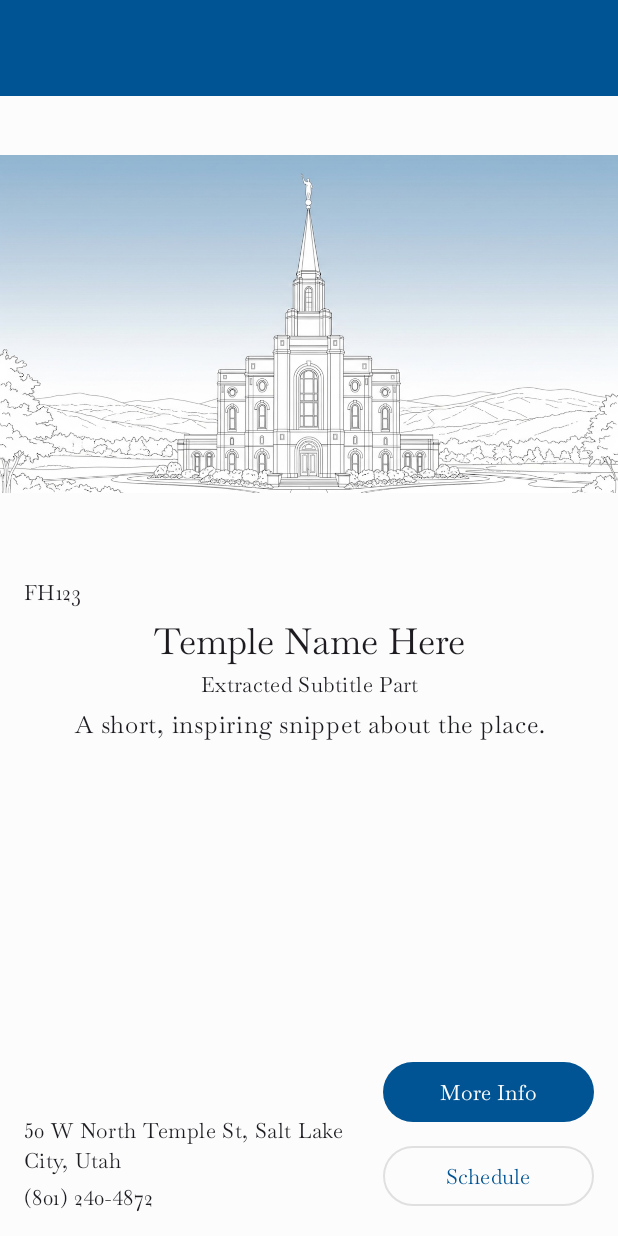
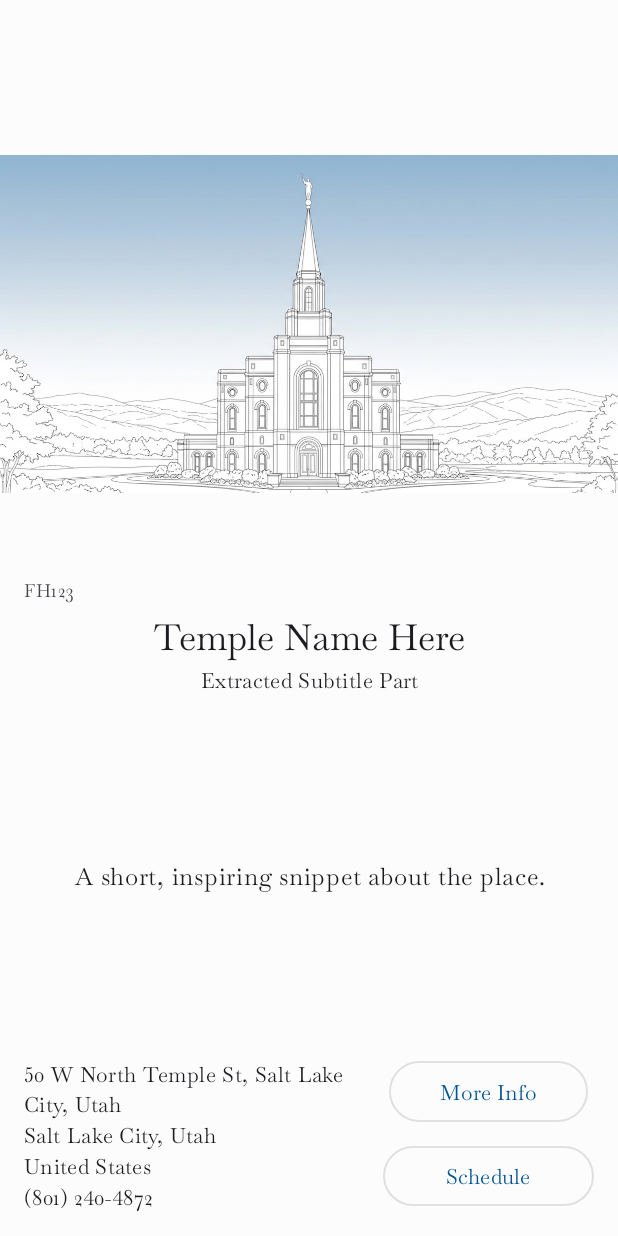
Before and after one commit to dacmann/Holy-Places-Android, an Android app built with Jetpack Compose: the layout fragment_place_detail.xml on its own in the app's theme, with its tools: preview values and no code run, on a phone screen of 412 x 824 dp. Run offline under Robolectric (Android 15) with nearby library versions, the phone set to English and light mode, and no system bars.

Commit message:
Work in progress

```diff
--- a/app/src/main/java/net/dacworld/android/holyplacesofthelord/ui/places/PlaceDetailFragment.kt
+++ b/app/src/main/java/net/dacworld/android/holyplacesofthelord/ui/places/PlaceDetailFragment.kt
@@ -206,8 +206,17 @@ class PlaceDetailFragment : Fragment() {
         Log.d("PlaceDetailDebug", "Snippet visibility: ${if (finalSnippetText.isBlank()) "GONE" else "VISIBLE"}")
 
 
-        binding.textViewFhCodeDetail.text = temple.fhCode ?: "N/A"
-        binding.textViewAddressDetail.text = temple.address ?: getString(R.string.address_not_available)
+        binding.textViewFhCodeDetail.text = temple.fhCode ?: ""
+
+        binding.textViewAddressDetail.text = temple.address
+        binding.textViewAddressDetail.visibility = if (temple.address.isNullOrBlank()) View.GONE else View.VISIBLE
+
+        binding.textViewCityStateDetail.text = temple.cityState
+        binding.textViewCityStateDetail.visibility = if (temple.cityState.isNullOrBlank()) View.GONE else View.VISIBLE
+
+        binding.textViewCountryDetail.text = temple.country
+        binding.textViewCountryDetail.visibility = if (temple.country.isNullOrBlank()) View.GONE else View.VISIBLE
+
         binding.textViewPhoneDetail.text = temple.phone ?: getString(R.string.phone_not_available)
 
         // Image Loading with Coil
--- a/app/src/main/res/layout/fragment_place_detail.xml
+++ b/app/src/main/res/layout/fragment_place_detail.xml
@@ -18,7 +18,8 @@
             android:id="@+id/place_detail_toolbar"
             android:layout_width="match_parent"
             android:layout_height="?attr/actionBarSize"
-            android:background="?attr/colorPrimary"
+            android:background="?attr/colorPrimaryContainer"
+            android:theme="@style/ThemeOverlay.App.Toolbar"
             app:popupTheme="?attr/actionBarPopupTheme" />
 
     </com.google.android.material.appbar.AppBarLayout>
@@ -57,7 +58,7 @@
             android:layout_height="wrap_content"
             android:layout_marginTop="16dp"
             android:layout_marginStart="16dp"
-            android:textAppearance="?attr/textAppearanceBodyMedium"
+            android:textAppearance="?attr/textAppearanceBodySmall"
             app:layout_constraintTop_toBottomOf="@id/imageViewTempleDetail"
             app:layout_constraintStart_toStartOf="parent"
             tools:text="FH123"/>
@@ -96,14 +97,17 @@
             android:id="@+id/textViewSnippetDetail"
             android:layout_width="0dp"
             android:layout_height="wrap_content"
-            android:layout_marginTop="4dp"
             android:layout_marginStart="16dp"
             android:layout_marginEnd="16dp"
+            android:layout_marginTop="8dp"
+            android:layout_marginBottom="8dp"
             android:gravity="center_horizontal"
             android:textAppearance="?attr/textAppearanceBodyLarge"
             app:layout_constraintTop_toBottomOf="@id/textViewTempleSubtitleDetail"
-            app:layout_constraintStart_toStartOf="@id/textViewTempleNameDetail"
-            app:layout_constraintEnd_toEndOf="@id/textViewTempleNameDetail"
+            app:layout_constraintBottom_toTopOf="@+id/buttonMoreInfo"
+            app:layout_constraintStart_toStartOf="parent"
+            app:layout_constraintEnd_toEndOf="parent"
+            app:layout_constraintVertical_bias="0.5"
             tools:text="A short, inspiring snippet about the place."/>
 
         <TextView
@@ -113,11 +117,39 @@
             android:layout_marginBottom="4dp"
             android:layout_marginStart="16dp"
             android:textAppearance="?attr/textAppearanceBodyMedium"
-            app:layout_constraintBottom_toTopOf="@id/textViewPhoneDetail"
+            app:layout_constraintBottom_toTopOf="@id/textViewCityStateDetail"
             app:layout_constraintStart_toStartOf="parent"
             app:layout_constraintEnd_toStartOf="@+id/guideline_buttons_start"
             android:layout_marginEnd="8dp"
             tools:text="50 W North Temple St, Salt Lake City, Utah"/>
+
+        <!-- NEW: TextView for City, State -->
+        <TextView
+            android:id="@+id/textViewCityStateDetail"
+            android:layout_width="0dp"
+            android:layout_height="wrap_content"
+            android:layout_marginStart="16dp"
+            android:layout_marginEnd="8dp"
+            android:textAppearance="?attr/textAppearanceBodyMedium"
+            app:layout_constraintTop_toBottomOf="@id/textViewAddressDetail"
+            app:layout_constraintStart_toStartOf="parent"
+            app:layout_constraintEnd_toStartOf="@+id/guideline_buttons_start"
+            tools:text="Salt Lake City, Utah"
+            tools:visibility="visible"/>
+
+        <!-- NEW: TextView for Country -->
+        <TextView
+            android:id="@+id/textViewCountryDetail"
+            android:layout_width="0dp"
+            android:layout_height="wrap_content"
+            android:layout_marginStart="16dp"
+            android:layout_marginEnd="8dp"
+            android:textAppearance="?attr/textAppearanceBodyMedium"
+            app:layout_constraintTop_toBottomOf="@id/textViewCityStateDetail"
+            app:layout_constraintStart_toStartOf="parent"
+            app:layout_constraintEnd_toStartOf="@+id/guideline_buttons_start"
+            tools:text="United States"
+            tools:visibility="visible"/>
 
         <TextView
             android:id="@+id/textViewPhoneDetail"
@@ -126,6 +158,7 @@
             android:layout_marginStart="16dp"
             android:layout_marginBottom="16dp"
             android:textAppearance="?attr/textAppearanceBodyMedium"
+            app:layout_constraintTop_toBottomOf="@id/textViewCountryDetail"
             app:layout_constraintBottom_toBottomOf="parent"
             app:layout_constraintStart_toStartOf="parent"
             app:layout_constraintEnd_toStartOf="@+id/guideline_buttons_start"
@@ -147,7 +180,7 @@
 
         <Button
             android:id="@+id/buttonMoreInfo"
-            style="?attr/materialButtonStyle"
+            style="?attr/materialIconButtonOutlinedStyle"
             android:layout_width="0dp"
             android:layout_height="wrap_content"
             android:layout_marginBottom="8dp"
--- a/app/src/main/res/values/themes.xml
+++ b/app/src/main/res/values/themes.xml
@@ -12,7 +12,7 @@
         <item name="colorSecondary">@color/BaptismBlue</item>
         <item name="colorOnSecondary">@color/white</item>
         <item name="colorSecondaryContainer">@color/app_colorSurface</item>
-        <item name="colorOnSecondaryContainer">@color/app_colorOnSurface</item>
+        <item name="colorOnSecondaryContainer">@color/BaptismBlue</item>
 
         <!-- M3 Tertiary Colors - Optional, can be similar to secondary or more neutrals -->
         <item name="colorTertiary">@color/BaptismBlue</item>
@@ -81,6 +81,16 @@
         <item name="textAppearanceLabelSmall">@style/TextAppearance.App.LabelSmall</item>
 
     </style>
+
+
+    <!-- Theme Overlay for a White/Black Toolbar -->
+    <style name="ThemeOverlay.App.Toolbar" parent="">
+        <item name="android:background">@color/app_colorBackground</item>
+        <item name="android:textColorPrimary">@color/BaptismBlue</item> <!-- For title text -->
+        <item name="android:textColorSecondary">@color/BaptismBlue</item> <!-- For icons like Up button -->
+        <item name="colorControlNormal">@color/BaptismBlue</item> <!-- For navigation icon (Up button) -->
+    </style>
+
     <!-- >>>>>>>>>> DEFINE YOUR CUSTOM TEXT APPEARANCES HERE <<<<<<<<<< -->
     <style name="TextAppearance.App.DisplayLarge" parent="TextAppearance.Material3.DisplayLarge">
         <item name="fontFamily">?attr/fontFamilyApp</item>
@@ -157,6 +167,7 @@
         -->
     </style>
 
+
     <!-- Review AppTheme.DialogButton.BaptismBlue, M3 dialog buttons are styled by Widget.Material3.Button.TextButton.Dialog -->
     <style name="AppTheme.DialogButton.BaptismBlue" parent="Widget.Material3.Button.TextButton.Dialog">
         <item name="android:textColor">@color/BaptismBlue</item>
```
